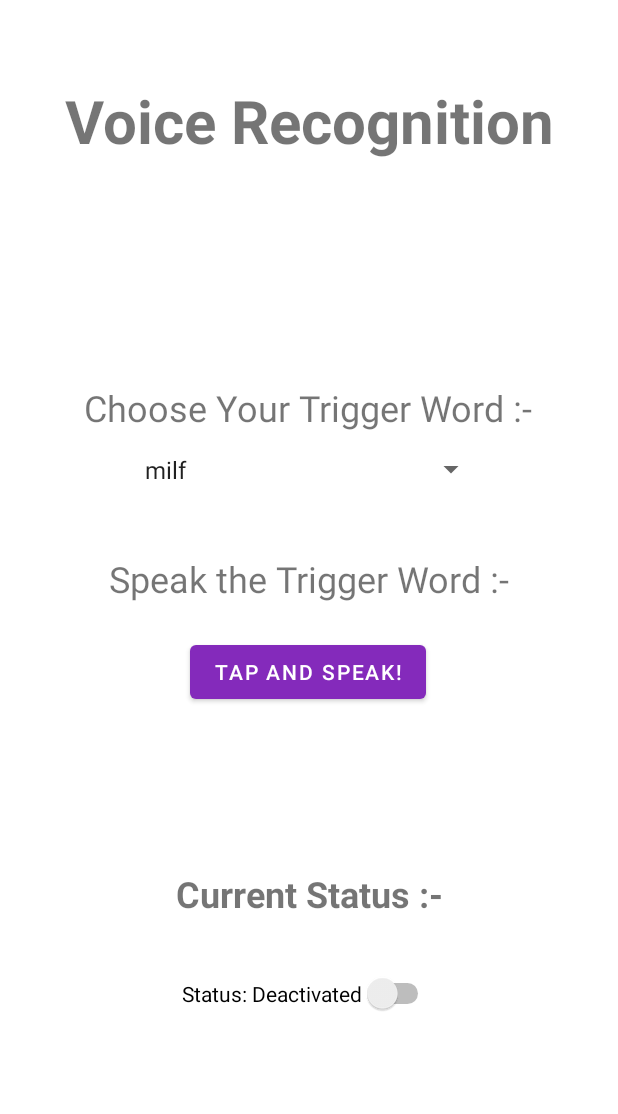
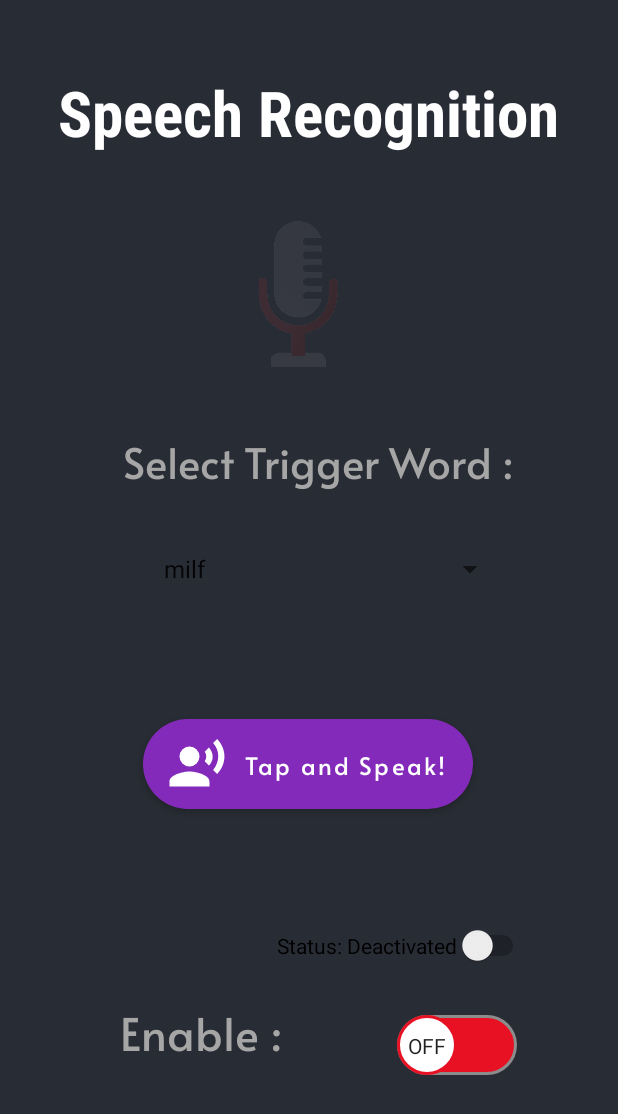
Before and after one commit to swastikbansal/Kavach, an Android app: the VoiceRecognition screen opened directly, with no data from a screen before it, on a phone screen of 412 x 824 dp. Shown: the top 1114 px of the screen. Run offline under Robolectric (Android 15) with nearby library versions, the phone set to English and light mode, and no system bars; Roboto replaces fonts that are not available here.

Commit message:
Speech Recognition window updated.

```diff
--- a/app/src/main/java/com/example/kavach/VoiceRecognition.java
+++ b/app/src/main/java/com/example/kavach/VoiceRecognition.java
@@ -4,6 +4,8 @@ import androidx.appcompat.app.AppCompatActivity;
 
 import android.os.Bundle;
 import android.view.View;
+import android.view.animation.Animation;
+import android.view.animation.AnimationUtils;
 import android.widget.AdapterView;
 import android.widget.ArrayAdapter;
 import android.widget.Button;
@@ -18,8 +20,16 @@ import java.util.ArrayList;
 import java.util.Locale;
 import android.content.SharedPreferences;
 
+import pl.droidsonroids.gif.GifImageView;
+
 
 public class VoiceRecognition extends AppCompatActivity {
+
+    //Hooks
+    GifImageView voice;
+
+    //Animations
+    Animation speechAnimation;
 
     private static final int REQUEST_CODE_SPEECH_INPUT = 100;
     private static final String TRIGGER_WORD = "redhead"; // Default trigger word
@@ -29,6 +39,13 @@ public class VoiceRecognition extends AppCompatActivity {
     protected void onCreate(Bundle savedInstanceState) {
         super.onCreate(savedInstanceState);
         setContentView(R.layout.activity_voice_recognition);
+
+        speechAnimation = AnimationUtils.loadAnimation(this,R.anim.speech_animation);
+
+        //Hooks
+        voice = findViewById(R.id.gifsr);
+
+        voice.setAnimation(speechAnimation);
 
         // Initialize the Switch widget
         switchStatus = findViewById(R.id.switch1);
--- /dev/null
+++ b/app/src/main/res/anim/speech_animation.xml
@@ -0,0 +1,14 @@
+<?xml version="1.0" encoding="utf-8"?>
+<set xmlns:android="http://schemas.android.com/apk/res/android">
+
+    <translate
+        android:fromXDelta="0%"
+        android:fromYDelta="-50%"
+        android:duration= "2000"/>
+
+    <alpha
+        android:fromAlpha="0.1"
+        android:toAlpha="1.0"
+        android:duration = "2000"/>
+
+</set>
--- /dev/null
+++ b/app/src/main/res/drawable/baseline_record_voice_over_24.xml
@@ -0,0 +1,6 @@
+<vector android:height="40dp" android:tint="#FFFFFF"
+    android:viewportHeight="24" android:viewportWidth="24"
+    android:width="40dp" xmlns:android="http://schemas.android.com/apk/res/android">
+    <path android:fillColor="@android:color/white" android:pathData="M9,9m-4,0a4,4 0,1 1,8 0a4,4 0,1 1,-8 0"/>
+    <path android:fillColor="@android:color/white" android:pathData="M9,15c-2.67,0 -8,1.34 -8,4v2h16v-2c0,-2.66 -5.33,-4 -8,-4zM16.76,5.36l-1.68,1.69c0.84,1.18 0.84,2.71 0,3.89l1.68,1.69c2.02,-2.02 2.02,-5.07 0,-7.27zM20.07,2l-1.63,1.63c2.77,3.02 2.77,7.56 0,10.74L20.07,16c3.9,-3.89 3.91,-9.95 0,-14z"/>
+</vector>
--- /dev/null
+++ b/app/src/main/res/drawable/thumb.xml
@@ -0,0 +1,24 @@
+<?xml version="1.0" encoding="utf-8"?>
+<selector xmlns:android="http://schemas.android.com/apk/res/android">
+
+    <item android:state_checked="true">
+        <shape android:shape="oval">
+            <solid android:color="@android:color/white"/>
+                <stroke android:width = "2dp"
+                    android:color = "#34c759"/>
+                <size android:width="40dp"
+                    android:height="40dp"/>
+        </shape>
+    </item>
+
+    <item android:state_checked="false">
+        <shape android:shape="oval">
+            <solid android:color="@android:color/white"/>
+            <stroke android:width = "2dp"
+                android:color = "#e81123"/>
+            <size android:width="40dp"
+                android:height="40dp"/>
+        </shape>
+    </item>
+
+</selector>
--- /dev/null
+++ b/app/src/main/res/drawable/track.xml
@@ -0,0 +1,23 @@
+<?xml version="1.0" encoding="utf-8"?>
+<selector xmlns:android="http://schemas.android.com/apk/res/android">
+
+    <item android:state_checked="true">
+        <shape android:shape="rectangle">
+            <solid android:color="#34c759"/>
+            <corners android:radius="100dp"/>
+            <stroke android:width = "2dp"
+                android:color = "#8c8c8c"/>
+            <size android:height="40dp"/>
+        </shape>
+    </item>
+
+    <item android:state_checked="false">
+        <shape android:shape="rectangle">
+            <solid android:color="#e81123"/>
+            <corners android:radius="100dp"/>
+            <stroke android:width = "2dp"
+                android:color = "#8c8c8c"/>
+            <size android:height="40dp"/>
+        </shape>
+    </item>
+</selector>
--- a/app/src/main/res/layout/activity_voice_recognition.xml
+++ b/app/src/main/res/layout/activity_voice_recognition.xml
@@ -3,6 +3,7 @@
     xmlns:app="http://schemas.android.com/apk/res-auto"
     xmlns:tools="http://schemas.android.com/tools"
     android:layout_width="match_parent"
+    android:background="#282c34"
     android:layout_height="match_parent"
     tools:context=".VoiceRecognition">
 
@@ -10,91 +11,123 @@
         android:id="@+id/textView7"
         android:layout_width="wrap_content"
         android:layout_height="wrap_content"
-        android:text="Voice Recognition"
-        android:textSize="40sp"
+        android:fontFamily="sans-serif-condensed-medium"
+        android:text="Speech Recognition"
+        android:textColor="#FFFFFF"
+        android:textSize="42sp"
         android:textStyle="bold"
         app:layout_constraintBottom_toBottomOf="parent"
         app:layout_constraintEnd_toEndOf="parent"
+        app:layout_constraintHorizontal_bias="0.494"
         app:layout_constraintStart_toStartOf="parent"
         app:layout_constraintTop_toTopOf="parent"
-        app:layout_constraintVertical_bias="0.069" />
+        app:layout_constraintVertical_bias="0.061" />
+
+
+    <pl.droidsonroids.gif.GifImageView
+        android:id="@+id/gifsr"
+        android:layout_width="wrap_content"
+        android:layout_height="100dp"
+        android:src="@drawable/tenor"
+        android:textAlignment="center"
+        app:layout_constraintBottom_toBottomOf="parent"
+        app:layout_constraintEnd_toEndOf="parent"
+        app:layout_constraintHorizontal_bias="0.0"
+        app:layout_constraintStart_toStartOf="parent"
+        app:layout_constraintTop_toTopOf="parent"
+        app:layout_constraintVertical_bias="0.2" />
 
     <Spinner
         android:id="@+id/spinnerDropdown"
         android:layout_width="236dp"
-        android:layout_height="35dp"
+        android:layout_height="40dp"
+        android:layout_marginTop="32dp"
         android:entries="@array/spinner_items"
         android:spinnerMode="dropdown"
-        app:layout_constraintBottom_toTopOf="@+id/speak"
+        android:textColor="#a6a6a6"
+        app:layout_constraintBottom_toBottomOf="parent"
         app:layout_constraintEnd_toEndOf="parent"
-        app:layout_constraintHorizontal_bias="0.502"
+        app:layout_constraintHorizontal_bias="0.577"
         app:layout_constraintStart_toStartOf="parent"
         app:layout_constraintTop_toBottomOf="@+id/trigger"
-        app:layout_constraintVertical_bias="0.156" />
+        app:layout_constraintVertical_bias="0.0" />
+
 
     <TextView
         android:id="@+id/trigger"
         android:layout_width="wrap_content"
         android:layout_height="wrap_content"
-        android:layout_marginBottom="536dp"
-        android:text="Choose Your Trigger Word :-"
-        android:textSize="24sp"
+        android:fontFamily="@font/alata"
+        android:text="Select Trigger Word :"
+        android:textColor="#a6a6a6"
+        android:textSize="28sp"
         app:layout_constraintBottom_toBottomOf="parent"
         app:layout_constraintEnd_toEndOf="parent"
-        app:layout_constraintHorizontal_bias="0.495"
-        app:layout_constraintStart_toStartOf="parent"
-        app:layout_constraintTop_toBottomOf="@+id/textView7"
-        app:layout_constraintVertical_bias="1.0" />
-
-    <TextView
-        android:id="@+id/speak"
-        android:layout_width="wrap_content"
-        android:layout_height="wrap_content"
-        android:text="Speak the Trigger Word :-"
-        android:textSize="24sp"
-        app:layout_constraintBottom_toBottomOf="parent"
-        app:layout_constraintEnd_toEndOf="parent"
+        app:layout_constraintHorizontal_bias="0.543"
         app:layout_constraintStart_toStartOf="parent"
         app:layout_constraintTop_toTopOf="parent"
-        app:layout_constraintVertical_bias="0.467" />
+        app:layout_constraintVertical_bias="0.364" />
 
     <Button
         android:id="@+id/btnSpeechRecognition"
-        android:layout_width="wrap_content"
-        android:layout_height="wrap_content"
+        android:layout_width="220dp"
+        android:layout_height="60dp"
         android:layout_centerInParent="true"
+        android:background="@drawable/custom_button"
+        android:drawableLeft="@drawable/baseline_record_voice_over_24"
+        android:fontFamily="@font/alata"
         android:text="Tap and Speak!"
-        app:layout_constraintBottom_toTopOf="@+id/status"
-        app:layout_constraintEnd_toEndOf="parent"
-        app:layout_constraintHorizontal_bias="0.498"
-        app:layout_constraintStart_toStartOf="parent"
-        app:layout_constraintTop_toBottomOf="@+id/speak"
-        app:layout_constraintVertical_bias="0.172" />
-
-    <TextView
-        android:id="@+id/status"
-        android:layout_width="wrap_content"
-        android:layout_height="wrap_content"
-        android:text="Current Status :-"
-        android:textSize="24sp"
-        android:textStyle="bold"
+        android:textAllCaps="false"
+        android:textSize="16sp"
         app:layout_constraintBottom_toBottomOf="parent"
         app:layout_constraintEnd_toEndOf="parent"
+        app:layout_constraintHorizontal_bias="0.497"
         app:layout_constraintStart_toStartOf="parent"
         app:layout_constraintTop_toTopOf="parent"
-        app:layout_constraintVertical_bias="0.732" />
+        app:layout_constraintVertical_bias="0.627" />
 
     <Switch
         android:id="@+id/switch1"
         android:layout_width="wrap_content"
         android:layout_height="wrap_content"
-        android:layout_marginBottom="148dp"
+        android:layout_marginBottom="180dp"
         android:showText="false"
         app:layout_constraintBottom_toBottomOf="parent"
         app:layout_constraintEnd_toEndOf="parent"
-        app:layout_constraintHorizontal_bias="0.498"
+        app:layout_constraintHorizontal_bias="0.758"
         app:layout_constraintStart_toStartOf="parent"
-        app:layout_constraintTop_toBottomOf="@+id/status"
-        app:layout_constraintVertical_bias="1.0" />
+        app:layout_constraintTop_toTopOf="@+id/gifImageView"
+        app:layout_constraintVertical_bias="0.7" />
+
+    <androidx.appcompat.widget.SwitchCompat
+        android:id="@+id/switchsr"
+        android:layout_width="wrap_content"
+        android:layout_height="wrap_content"
+        android:thumb="@drawable/thumb"
+        app:layout_constraintBottom_toBottomOf="parent"
+        app:layout_constraintEnd_toEndOf="parent"
+        app:layout_constraintHorizontal_bias="0.797"
+        app:layout_constraintStart_toStartOf="parent"
+        app:layout_constraintTop_toTopOf="parent"
+        app:layout_constraintVertical_bias="0.867"
+        app:showText="true"
+        app:track="@drawable/track" />
+
+    <TextView
+        android:id="@+id/textView8"
+        android:layout_width="wrap_content"
+        android:layout_height="wrap_content"
+        android:layout_marginEnd="48dp"
+        android:fontFamily="@font/alata"
+        android:text="Enable :"
+        android:textColor="#a6a6a6"
+        android:textSize="30sp"
+        app:layout_constraintBottom_toBottomOf="parent"
+        app:layout_constraintEnd_toEndOf="parent"
+        app:layout_constraintEnd_toStartOf="@+id/switchsr"
+        app:layout_constraintHorizontal_bias="0.739"
+        app:layout_constraintStart_toStartOf="parent"
+        app:layout_constraintTop_toTopOf="parent"
+        app:layout_constraintVertical_bias="0.853" />
 
 </androidx.constraintlayout.widget.ConstraintLayout>
--- a/app/src/main/res/layout/fragment_profile.xml
+++ b/app/src/main/res/layout/fragment_profile.xml
@@ -9,6 +9,7 @@
         android:layout_width="wrap_content"
         android:layout_height="wrap_content"
         android:textColor="#F5F3F3"
+        android:text="User Profile"
         android:textSize="20sp"
         app:layout_constraintBottom_toBottomOf="parent"
         app:layout_constraintEnd_toEndOf="parent"
--- a/app/src/main/res/values/colors.xml
+++ b/app/src/main/res/values/colors.xml
@@ -7,4 +7,6 @@
     <color name="teal_700">#2E7D32</color>
     <color name="black">#FF000000</color>
     <color name="white">#FFFFFFFF</color>
+    <color name="switch_text_color">#030D4D</color>
+
 </resources>
--- a/app/src/main/res/values/strings.xml
+++ b/app/src/main/res/values/strings.xml
@@ -22,6 +22,8 @@
     <string name="voice_recognition">Speech Recognition</string>
     <string name="lock_screen">Custom Lock Screen</string>
     <string name="todo">TODO</string>
+    <string name="switch_on">ON</string>
+    <string name="switch_off">OFF</string>
 
     <string-array name="spinner_items">
         <item>milf</item>
```
Also changed, not shown: app/src/main/res/drawable/tenor.gif (added), app/src/main/res/font/alata.ttf (added).
